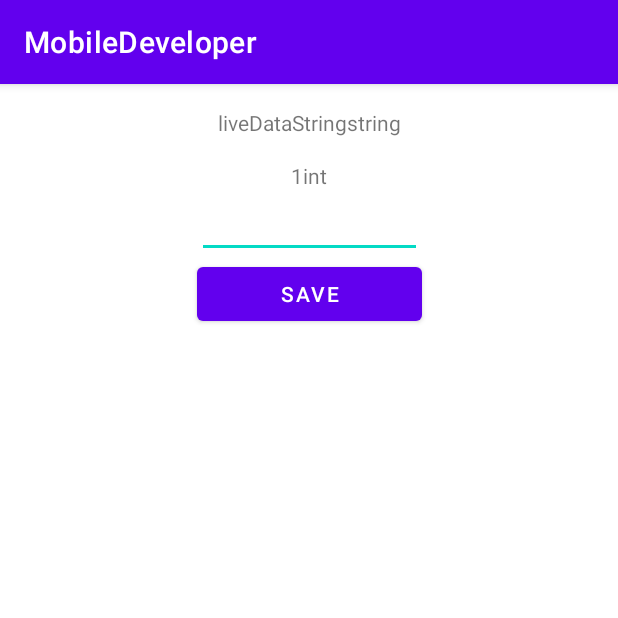
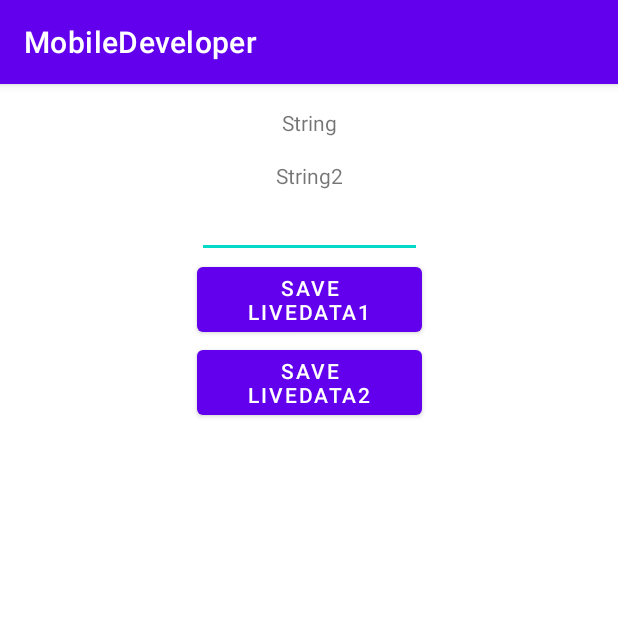
Before and after one commit to artem-inkaz/MobileDeveloper, an Android app: the screen it shows after launch (MainActivity), on a phone screen of 412 x 824 dp, the top half of it. Run offline under Robolectric (Android 15) with nearby library versions, the phone set to English and light mode, and no system bars.

```diff
--- a/app/src/main/java/com/example/mobiledeveloper/MainActivity.kt
+++ b/app/src/main/java/com/example/mobiledeveloper/MainActivity.kt
@@ -2,10 +2,7 @@ package com.example.mobiledeveloper
 
 import androidx.appcompat.app.AppCompatActivity
 import android.os.Bundle
-import androidx.lifecycle.Lifecycle
-import androidx.lifecycle.MutableLiveData
-import androidx.lifecycle.Observer
-import androidx.lifecycle.Transformations
+import androidx.lifecycle.*
 import kotlinx.android.synthetic.main.activity_main.*
 import kotlinx.coroutines.CoroutineScope
 import kotlinx.coroutines.Dispatchers
@@ -13,44 +10,42 @@ import kotlinx.coroutines.launch
 
 class MainActivity : AppCompatActivity() {
 
-    var liveDataString = MutableLiveData<String>()
-    var liveDataInt = MutableLiveData<Int>()
+    val  liveDataString = MutableLiveData<String>()
+    val  liveDataString2 = MutableLiveData<String>()
+    val  mediatorLiveData = MediatorLiveData<String>()
+
 
     override fun onCreate(savedInstanceState: Bundle?) {
         super.onCreate(savedInstanceState)
         setContentView(R.layout.activity_main)
 
-           liveDataString.value = "liveDataString"
-            liveDataInt.value = 1
+        liveDataString.value = "String"
+        liveDataString2.value = "String2"
 
-        testText.text =liveDataString.value + "string"
-        testText1.text =liveDataInt.value.toString() + "int"
+        mediatorLiveData.addSource(liveDataString) {
 
-        //кнопка по которой будет преобразование типов из String в Int
-       buttonSafe.setOnClickListener {
-           liveDataString = Transformations.map(liveDataInt){
-               it.toString()
-           } as MutableLiveData<String>
+            testText.text = it
+        }
 
-           liveDataString.observe(this, Observer {
-               testText.text=it
+        mediatorLiveData.addSource(liveDataString2) {
 
-           })
-       }
+            testText1.text = it
+        }
 
-        //кнопка по которой будет преобразование типов из Int в String
-//        buttonSafe.setOnClickListener {
-//            liveDataInt = Transformations.map(liveDataString){
-//                it.toInt()
-//            } as MutableLiveData<Int>
-//
-//            liveDataString.observe(this, Observer {
-//                testText.text=it
-//
-//            })
-//        }
+        mediatorLiveData.observe(this, Observer {
 
 
+        })
+
+        buttonSafe.setOnClickListener {
+            liveDataString.value = edit_text.text.toString()
+
+        }
+
+        buttonSafe2.setOnClickListener {
+            liveDataString2.value = edit_text.text.toString()
+
+        }
     }
 
 }
--- a/app/src/main/res/layout/activity_main.xml
+++ b/app/src/main/res/layout/activity_main.xml
@@ -38,10 +38,17 @@
         android:id="@+id/buttonSafe"
         android:layout_width="150dp"
         android:layout_height="wrap_content"
-        android:text="Save"
+        android:text="Save LiveData1"
         app:layout_constraintEnd_toEndOf="parent"
         app:layout_constraintStart_toStartOf="parent"
         app:layout_constraintTop_toBottomOf="@+id/edit_text" />
-
+    <Button
+        android:id="@+id/buttonSafe2"
+        android:layout_width="150dp"
+        android:layout_height="wrap_content"
+        android:text="Save LiveData2"
+        app:layout_constraintEnd_toEndOf="parent"
+        app:layout_constraintStart_toStartOf="parent"
+        app:layout_constraintTop_toBottomOf="@+id/buttonSafe" />
 
 </androidx.constraintlayout.widget.ConstraintLayout>
```
